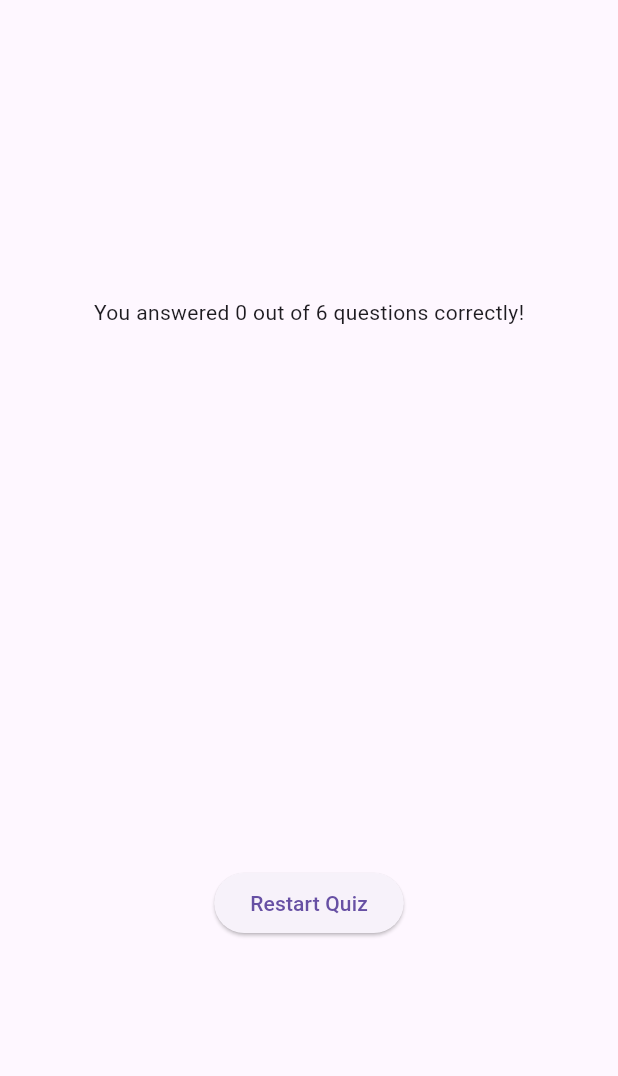
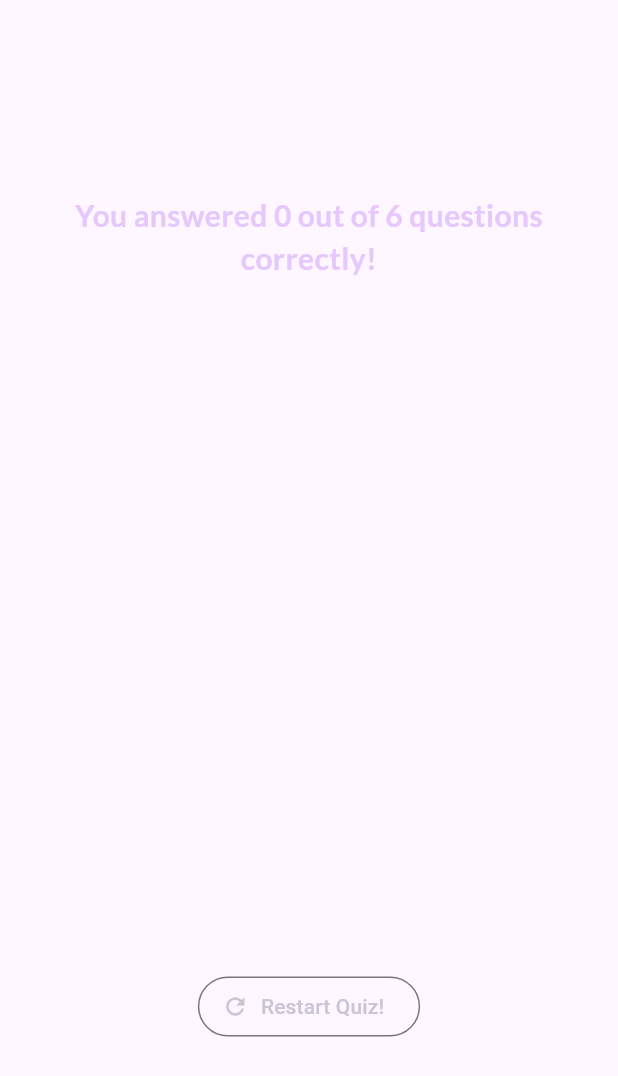
Before and after one commit to MaheshChityal/BasicFlutterApps, a Flutter app: the ResultScreen widget shown alone on an empty page, opened directly with empty values, on a phone screen of 412 x 824 dp. Shown: the top 1076 px of the screen. Run offline on Flutter 3.47's test engine with Material 3 defaults, Android fonts, the phone set to English and light mode, and no system bars; our stand-ins replace google_fonts.

Commit message:
quizz app done

```diff
--- /dev/null
+++ b/quizz_app/lib/questions_summary/question_summary.dart
@@ -0,0 +1,24 @@
+
+import 'package:flutter/material.dart';
+import 'package:quizz_app/questions_summary/summary_items.dart';
+
+class QuestionSummary extends StatelessWidget {
+  const QuestionSummary(this.summaryData,{super.key});
+
+  final List<Map<String,Object>> summaryData;
+
+  @override
+  Widget build(BuildContext context) {
+    return SizedBox(
+      height: 400,
+      child: SingleChildScrollView(
+        child: Column(
+          children: summaryData.map((data){
+            return SummaryItems(data);
+          },
+          ).toList(),
+        ),
+      ),
+    );
+  }
+}
--- a/quizz_app/lib/questions_summary/summary_items.dart
+++ b/quizz_app/lib/questions_summary/summary_items.dart
@@ -42,6 +42,12 @@ class SummaryItems extends StatelessWidget {
                   color: Color.fromARGB(255, 202, 171, 252),
                 ),
               ),
+              Text(
+                itemData['correct_answer'] as String,
+                style: TextStyle(
+                  color: Color.fromARGB(255, 181, 254, 246),
+                ),
+              )
             ],
           ),
         )
--- a/quizz_app/lib/widgets/result_screen.dart
+++ b/quizz_app/lib/widgets/result_screen.dart
@@ -1,11 +1,14 @@
 import 'package:flutter/material.dart';
+import 'package:google_fonts/google_fonts.dart';
 import 'package:quizz_app/data/questions.dart';
-import 'package:quizz_app/widgets/questions_summary.dart';
+import 'package:quizz_app/questions_summary/question_summary.dart';
 
 class ResultScreen extends StatelessWidget {
-  const ResultScreen({super.key, required this.chosenAnswer});
+  const ResultScreen(
+      {super.key, required this.chosenAnswer, required this.onRestart});
 
   final List<String> chosenAnswer;
+  final void Function() onRestart;
 
   List<Map<String, Object>> getSummaryData() {
     final List<Map<String, Object>> summary = [];
@@ -41,16 +44,30 @@ class ResultScreen extends StatelessWidget {
           children: [
             Text(
               'You answered $numCorrectQuestions out of $numTotalQuestions questions correctly!',
-
+              style: GoogleFonts.lato(
+                color: Color.fromARGB(255, 230, 200, 253),
+                fontSize: 20,
+                fontWeight: FontWeight.bold,
+              ),
+              textAlign: TextAlign.center,
             ),
             SizedBox(
               height: 30,
             ),
-            QuestionsSummary(summaryData),
+            QuestionSummary(summaryData),
             SizedBox(
               height: 30,
             ),
-            ElevatedButton(onPressed: () {}, child: Text('Restart Quiz'))
+            OutlinedButton.icon(
+              onPressed: onRestart,
+              style: OutlinedButton.styleFrom(
+                foregroundColor: const Color.fromARGB(255, 203, 198, 212),
+              ),
+              icon: Icon(Icons.refresh),
+              label: Text(
+                'Restart Quiz!',
+              ),
+            )
           ],
         ),
       ),
```
Also changed, not shown: quizz_app/lib/widgets/quiz.dart (+17 -7 lines), quizz_app/lib/questions_summary/questions_summary.dart (deleted).
